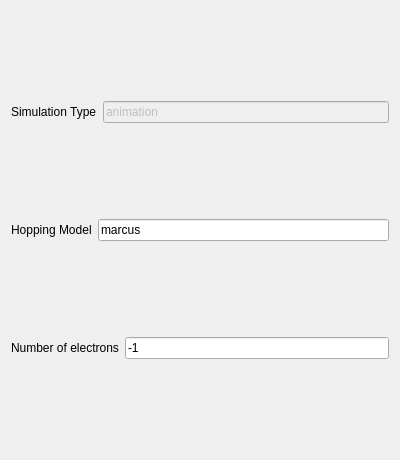
Old version of the form hopping_animator.ui in the repository retallickj/afm-sim.
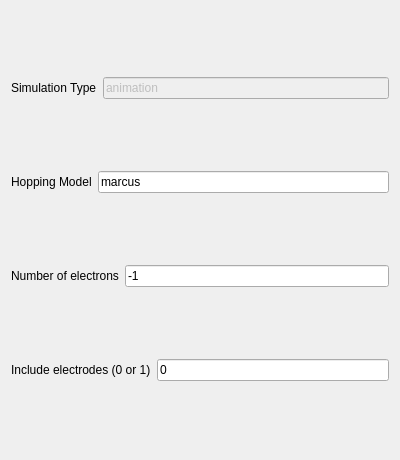
New version of the form.

Patch:
```diff
--- a/hopping_animator.ui
+++ b/hopping_animator.ui
@@ -71,6 +71,24 @@
      </item>
     </layout>
    </item>
+   <item>
+    <layout class="QHBoxLayout" name="include_electrodes_hl">
+     <item>
+      <widget class="QLabel" name="label_include_electrodes">
+       <property name="text">
+        <string>Include electrodes (0 or 1)</string>
+       </property>
+      </widget>
+     </item>
+     <item>
+      <widget class="QLineEdit" name="le_include_electrodes">
+       <property name="text">
+        <string>0</string>
+       </property>
+      </widget>
+     </item>
+    </layout>
+   </item>
   </layout>
  </widget>
  <resources/>
```
